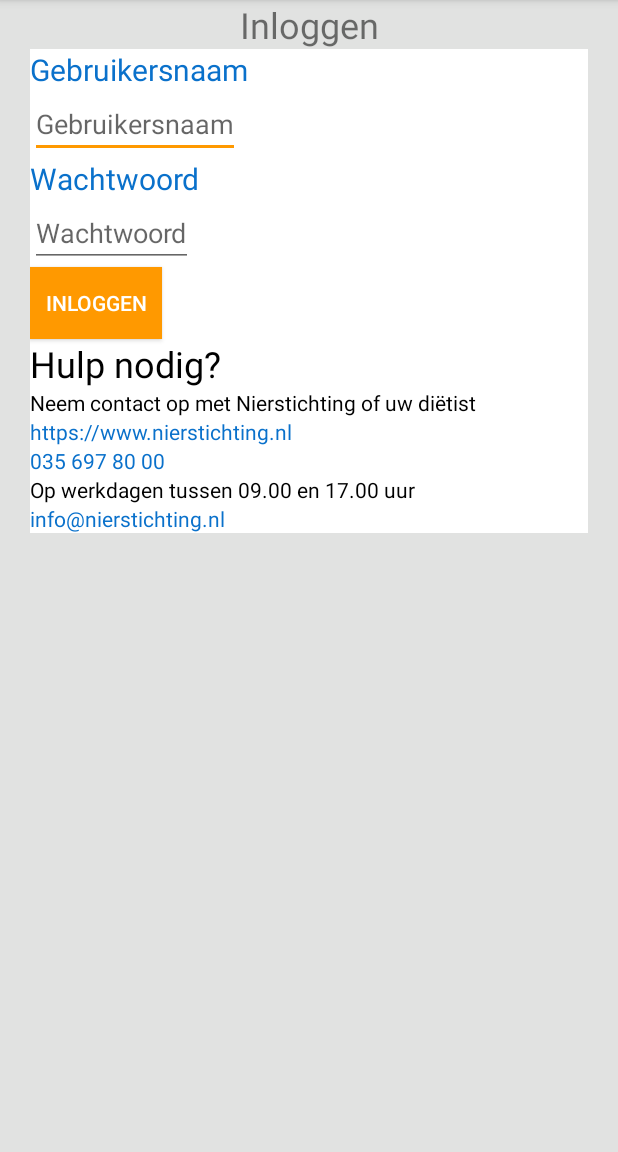
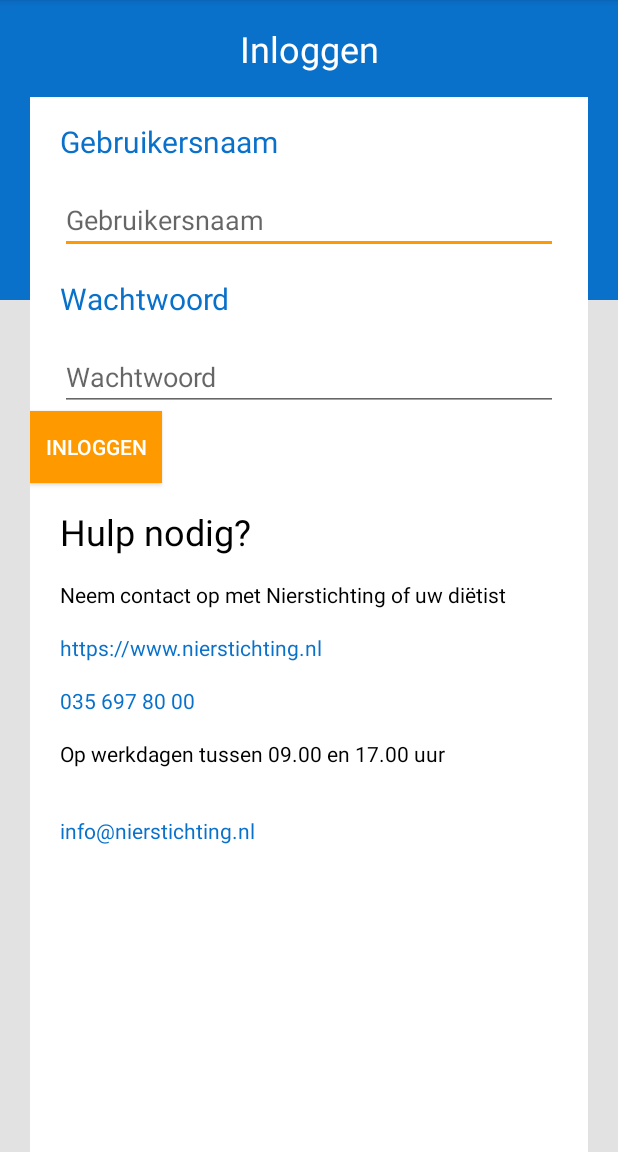
Before and after one commit to giannistek1/Nizi, an Android app: the screen it shows after launch (MainActivity), on a phone screen of 412 x 824 dp, the part 84-1236 px from its top. Run offline under Robolectric (Android 15) with nearby library versions, the phone set to English and light mode, and no system bars.

Commit message:
Layout improvements
FrameLayout + Header + margins

```diff
--- a/app/build.gradle
+++ b/app/build.gradle
@@ -29,6 +29,15 @@ dependencies {
     implementation 'androidx.appcompat:appcompat:1.0.2'
     implementation 'androidx.core:core-ktx:1.0.2'
     implementation 'androidx.constraintlayout:constraintlayout:1.1.3'
+
+    // Recyclerview
+    implementation 'androidx.recyclerview:recyclerview:1.0.0'
+    // Retrofit
+    implementation 'com.squareup.retrofit2:retrofit:2.6.1'
+    implementation 'com.squareup.retrofit2:converter-gson:2.6.1'
+    // Navigation drawer
+    implementation 'com.google.android.material:material:1.0.0'
+
     testImplementation 'junit:junit:4.12'
     androidTestImplementation 'androidx.test:runner:1.1.1'
     androidTestImplementation 'androidx.test.espresso:espresso-core:3.1.1'
--- a/app/src/main/AndroidManifest.xml
+++ b/app/src/main/AndroidManifest.xml
@@ -1,6 +1,9 @@
 <?xml version="1.0" encoding="utf-8"?>
 <manifest xmlns:android="http://schemas.android.com/apk/res/android"
     package="nl.stekkinger.nizi">
+
+    <uses-permission android:name="android.permission.INTERNET" />
+    <uses-permission android:name="android.permission.ACCESS_NETWORK_STATE" />
 
     <application
         android:allowBackup="true"
--- /dev/null
+++ b/app/src/main/res/drawable/rectangle.xml
@@ -0,0 +1,10 @@
+<?xml version="1.0" encoding="UTF-8"?>
+<shape xmlns:android="http://schemas.android.com/apk/res/android" android:id="@+id/listview_background_shape">
+    <stroke android:width="100dp" android:color="@color/colorPrimary" />
+    <!--<padding android:left="2dp"
+        android:top="2dp"
+        android:right="2dp"
+        android:bottom="2dp" />-->
+    <!--<corners android:radius="5dp" />-->
+    <solid android:color="@color/colorPrimary" />
+</shape>
--- a/app/src/main/res/layout/activity_main.xml
+++ b/app/src/main/res/layout/activity_main.xml
@@ -1,33 +1,60 @@
 <?xml version="1.0" encoding="utf-8"?>
-<LinearLayout xmlns:android="http://schemas.android.com/apk/res/android"
+<FrameLayout xmlns:android="http://schemas.android.com/apk/res/android"
     xmlns:app="http://schemas.android.com/apk/res-auto"
     xmlns:tools="http://schemas.android.com/tools"
-    android:background="@color/gray"
+
     android:layout_width="match_parent"
     android:layout_height="match_parent"
-    android:orientation="vertical"
+    android:background="@color/gray"
     tools:context=".MainActivity">
+
+    <!--Header-->
+
+    <ImageView
+        android:id="@+id/activity_main_background"
+        android:layout_width="match_parent"
+        android:layout_height="200dp"
+        android:scaleType="fitCenter"
+        android:src="@drawable/rectangle"
+        />
+
+
+
+
+    <LinearLayout
+        android:layout_width="match_parent"
+        android:layout_height="match_parent"
+        android:layout_marginLeft="@dimen/marginLeft"
+        android:layout_marginRight="@dimen/marginRight"
+        android:background="@color/white"
+        android:orientation="vertical">
+
+        <LinearLayout
+            android:background="@color/colorPrimary"
+            android:layout_width="match_parent"
+            android:layout_height="wrap_content">
 
             <TextView
                 android:id="@+id/activity_main_txt_header"
                 android:textSize="@dimen/h1"
                 android:gravity="center"
+                android:textColor="@color/white"
                 android:text="@string/login"
+                android:layout_marginTop="@dimen/marginNormal"
+                android:layout_marginBottom="@dimen/marginNormal"
                 android:layout_width="match_parent"
                 android:layout_height="wrap_content"/>
 
-    <LinearLayout
-        android:layout_width="match_parent"
-        android:layout_height="wrap_content"
-        android:layout_marginLeft="@dimen/paddingLeft"
-        android:layout_marginRight="@dimen/paddingRight"
-        android:background="@color/white"
-        android:orientation="vertical">
+        </LinearLayout>
+
 
         <TextView
             android:id="@+id/activity_main_txt_username"
             android:textColor="@color/colorPrimary"
             android:textSize="@dimen/h2"
+            android:layout_marginLeft="@dimen/marginLeft"
+            android:layout_marginTop="@dimen/marginNormal"
+            android:layout_marginBottom="@dimen/marginNormal"
             android:text="@string/username"
             android:layout_width="match_parent"
             android:layout_height="wrap_content"/>
@@ -35,7 +62,9 @@
         <EditText
             android:id="@+id/activity_main_et_username"
             android:hint="@string/username"
-            android:layout_width="wrap_content"
+            android:layout_marginLeft="@dimen/marginLeft"
+            android:layout_marginRight="@dimen/marginRight"
+            android:layout_width="match_parent"
             android:layout_height="wrap_content"/>
 
         <TextView
@@ -43,13 +72,18 @@
             android:textColor="@color/colorPrimary"
             android:textSize="@dimen/h2"
             android:text="@string/password"
+            android:layout_marginLeft="@dimen/marginLeft"
+            android:layout_marginTop="@dimen/marginNormal"
+            android:layout_marginBottom="@dimen/marginNormal"
             android:layout_width="match_parent"
             android:layout_height="wrap_content"/>
 
         <EditText
             android:id="@+id/activity_main_et_password"
             android:hint="@string/password"
-            android:layout_width="wrap_content"
+            android:layout_marginLeft="@dimen/marginLeft"
+            android:layout_marginRight="@dimen/marginRight"
+            android:layout_width="match_parent"
             android:layout_height="wrap_content"
             android:inputType="textPassword"/>
 
@@ -65,6 +99,9 @@
             android:textColor="@android:color/black"
             android:textSize="@dimen/h1"
             android:text="@string/help"
+            android:layout_marginLeft="@dimen/marginLeft"
+            android:layout_marginTop="@dimen/marginNormal"
+            android:layout_marginBottom="@dimen/marginNormal"
             android:layout_width="match_parent"
             android:layout_height="wrap_content"/>
 
@@ -73,6 +110,7 @@
             android:id="@+id/activity_main_txt_helpDesc"
             android:textColor="@android:color/black"
             android:text="@string/help_desc"
+            android:layout_marginLeft="@dimen/marginLeft"
             android:layout_width="match_parent"
             android:layout_height="wrap_content"/>
 
@@ -80,6 +118,9 @@
             android:id="@+id/activity_main_txt_nierstichtingUrl"
             android:textColor="@color/colorPrimary"
             android:text="@string/nierstichting_url"
+            android:layout_marginLeft="@dimen/marginLeft"
+            android:layout_marginTop="@dimen/marginNormal"
+            android:layout_marginBottom="@dimen/marginNormal"
             android:layout_width="match_parent"
             android:layout_height="wrap_content"/>
 
@@ -87,6 +128,7 @@
             android:id="@+id/activity_main_txt_nierstichtingPhonenumber"
             android:textColor="@color/colorPrimary"
             android:text="@string/nierstichting_phonenumber"
+            android:layout_marginLeft="@dimen/marginLeft"
             android:layout_width="match_parent"
             android:layout_height="wrap_content"/>
 
@@ -94,6 +136,9 @@
             android:id="@+id/activity_main_txt_nierstichtingPhonenumberDesc"
             android:textColor="@android:color/black"
             android:text="@string/nierstichting_phonenumber_desc"
+            android:layout_marginLeft="@dimen/marginLeft"
+            android:layout_marginTop="@dimen/marginNormal"
+            android:layout_marginBottom="@dimen/marginNormal"
             android:layout_width="match_parent"
             android:layout_height="wrap_content"/>
 
@@ -101,9 +146,13 @@
             android:id="@+id/activity_main_txt_nierstichtingEmail"
             android:textColor="@color/colorPrimary"
             android:text="@string/nierstichting_email"
+            android:layout_marginLeft="@dimen/marginLeft"
+            android:layout_marginTop="@dimen/marginNormal"
+            android:layout_marginBottom="@dimen/marginNormal"
             android:layout_width="match_parent"
             android:layout_height="wrap_content"/>
 
+    </LinearLayout>
 
-    </LinearLayout>
-</LinearLayout>
+
+</FrameLayout>
--- a/app/src/main/res/values/colors.xml
+++ b/app/src/main/res/values/colors.xml
@@ -5,4 +5,5 @@
     <color name="colorAccent">#FF9900</color>
     <color name="white">#FFFFFF</color>
     <color name="gray">#E1E2E1</color>
+    <color name="red">#FF0000</color>
 </resources>
--- a/app/src/main/res/values/dimensions.xml
+++ b/app/src/main/res/values/dimensions.xml
@@ -3,6 +3,10 @@
     <dimen name="h1">24sp</dimen>
     <dimen name="h2">20sp</dimen>
 
-    <dimen name="paddingLeft">20dp</dimen>
-    <dimen name="paddingRight">20dp</dimen>
+    <dimen name="marginLeft">20dp</dimen>
+    <dimen name="marginRight">20dp</dimen>
+    <!--Top and bottom-->
+    <dimen name="marginSmall">10dp</dimen>
+    <dimen name="marginNormal">16dp</dimen>
+    <dimen name="marginDouble">32dp</dimen>
 </resources>
--- a/app/src/main/res/values/strings.xml
+++ b/app/src/main/res/values/strings.xml
@@ -1,5 +1,8 @@
 <resources>
+    <string name="t">t</string>
     <string name="app_name">Nizi</string>
+    <string name="dashboard">Dashboard</string>
+    <string name="food_diary">Voedingsdagboek</string>
     <string name="login">Inloggen</string>
     <string name="username">Gebruikersnaam</string>
     <string name="password">Wachtwoord</string>
@@ -9,5 +12,13 @@
     <string name="nierstichting_phonenumber">035 697 80 00</string>
     <string name="nierstichting_phonenumber_desc">Op werkdagen tussen 09.00 en 17.00 uur</string>
     <string name="nierstichting_email">info@nierstichting.nl</string>
-
+    <string name="today">Vandaag</string>
+    <string name="guidelines">Richtlijnen</string>
+    <string name="calories">Calorieën</string>
+    <string name="natrium">Natrium</string>
+    <string name="kalium">Kalium</string>
+    <string name="moisture">Vocht</string>
+    <string name="proteins">Eiwitten</string>
+    <string name="miligram_short">mg</string>
+    <string name="food">voeding</string>
 </resources>
```
Lines whose indentation alone changed are shown as unchanged.
